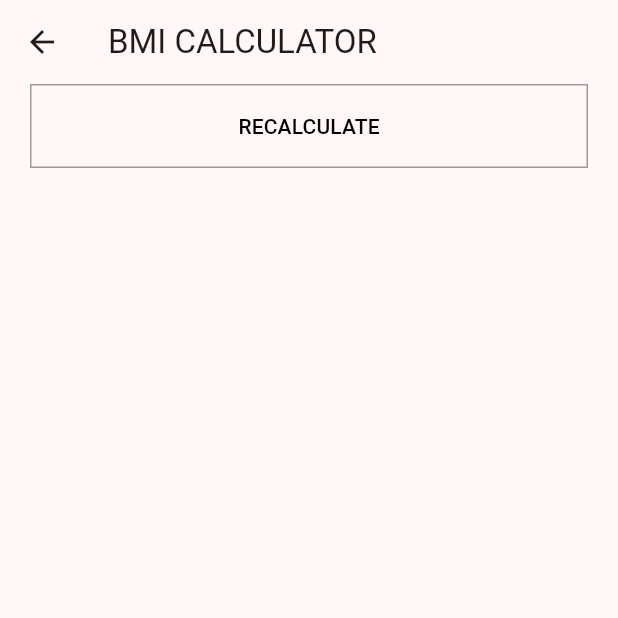
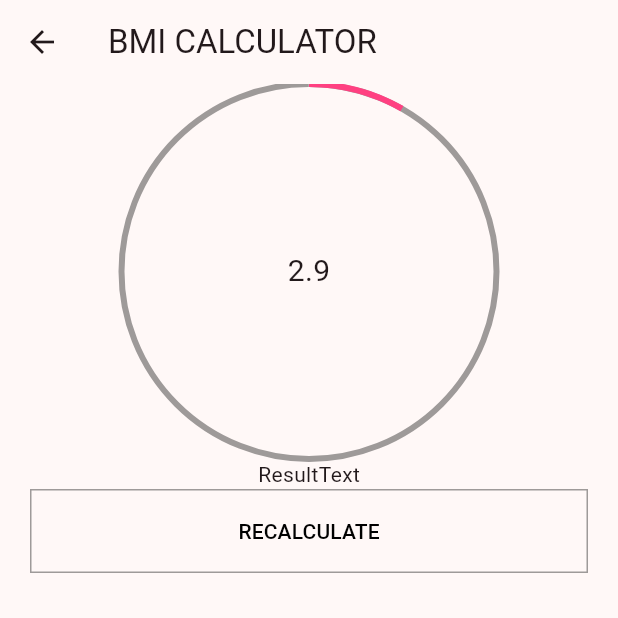
Before and after one commit to seoyeon-haru/flutter_bmi_app, a Flutter app: the screen it shows after launch, after a tap on "CALCULATE", on a phone screen of 412 x 824 dp, the top half of it. Run offline on Flutter 3.47's test engine with Material 3 defaults, Android fonts, the phone set to English and light mode, and no system bars; missing offline and left inert: dart:ffi.

Commit message:
Implement ResultGauge

```diff
--- a/lib/pages/result/result_page.dart
+++ b/lib/pages/result/result_page.dart
@@ -1,4 +1,6 @@
 import 'package:flutter/material.dart';
+import 'package:flutter_bmi_app/pages/result/widgets/result_gauge.dart';
+import 'package:flutter_bmi_app/pages/result/widgets/result_text.dart';
 
 class ResultPage extends StatelessWidget {
   ResultPage(this.bmi);
@@ -14,10 +16,14 @@ class ResultPage extends StatelessWidget {
         padding: const EdgeInsets.symmetric(horizontal: 20),
         child: Column(
           children: [
+            ResultGauge(bmi),
+            ResultText(),
             SizedBox(
               width: double.infinity,
               height: 56,
-              child: OutlinedButton(onPressed: () {}, child: Text('RECALCULATE'),
+              child: OutlinedButton(
+                onPressed: () {},
+                child: Text('RECALCULATE'),
               ),
             ),
           ],
--- /dev/null
+++ b/lib/pages/result/widgets/result_gauge.dart
@@ -0,0 +1,35 @@
+import 'dart:math';
+import 'package:flutter/material.dart';
+
+class ResultGauge extends StatelessWidget {
+  ResultGauge(this.bmi);
+  double bmi;
+  @override
+  Widget build(BuildContext context) {
+    return Stack(
+      alignment: Alignment.center,
+      children: [
+        SizedBox.square(
+          dimension: 250,
+          child: CircularProgressIndicator(
+            value: 1,
+            color: Theme.of(context).dividerColor,
+          ),
+        ),
+        SizedBox.square(
+          dimension: 250,
+          child: CircularProgressIndicator(
+            value: min(bmi / 35, 1),
+            color: Theme.of(context).highlightColor,
+          ),
+        ),
+        Text(
+          bmi.toStringAsFixed(1),
+          style: TextStyle(
+            fontSize: 20,
+          ),
+        )
+      ],
+    );
+  }
+}
--- /dev/null
+++ b/lib/pages/result/widgets/result_text.dart
@@ -0,0 +1,8 @@
+import 'package:flutter/material.dart';
+
+class ResultText extends StatelessWidget {
+  @override
+  Widget build(BuildContext context) {
+    return Text('ResultText');
+  }
+}
```
